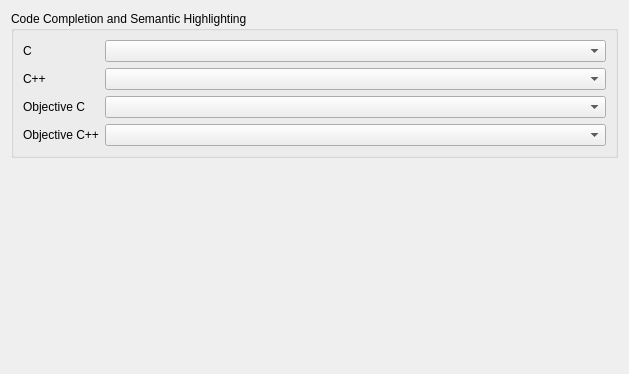
The window that src/plugins/cpptools/cppcodemodelsettingspage.ui (qt-creator/qt-creator) describes before a commit, drawn with Qt 5.
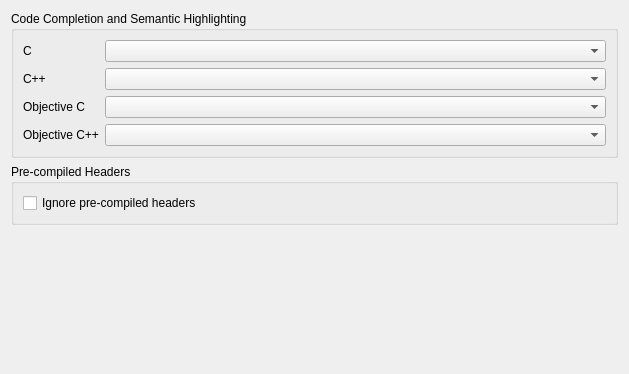
The same window after the commit.

Commit message:
CppTools: honor pre-compiled headers in the code-model.
Task-number: QTCREATORBUG-476

Diff of the .ui file:
```diff
--- a/src/plugins/cpptools/cppcodemodelsettingspage.ui
+++ b/src/plugins/cpptools/cppcodemodelsettingspage.ui
@@ -13,7 +13,7 @@
   <property name="windowTitle">
    <string>Form</string>
   </property>
-  <layout class="QVBoxLayout" name="verticalLayout">
+  <layout class="QVBoxLayout" name="verticalLayout_2">
    <item>
     <widget class="QGroupBox" name="theGroupBox">
      <property name="title">
@@ -77,6 +77,25 @@
      </layout>
     </widget>
    </item>
+   <item>
+    <widget class="QGroupBox" name="anotherGroupBox">
+     <property name="title">
+      <string>Pre-compiled Headers</string>
+     </property>
+     <layout class="QVBoxLayout" name="verticalLayout">
+      <item>
+       <widget class="QCheckBox" name="ignorePCHCheckBox">
+        <property name="toolTip">
+         <string>&lt;html&gt;&lt;head/&gt;&lt;body&gt;&lt;p&gt;When pre-compiled headers are not ignored, the parsing for code completion and semantic highlighting will process the pre-compiled header before processing any file.&lt;/p&gt;&lt;/body&gt;&lt;/html&gt;</string>
+        </property>
+        <property name="text">
+         <string>Ignore pre-compiled headers</string>
+        </property>
+       </widget>
+      </item>
+     </layout>
+    </widget>
+   </item>
    <item>
     <spacer name="verticalSpacer">
      <property name="orientation">
```
The commit also changes 12 other files.
